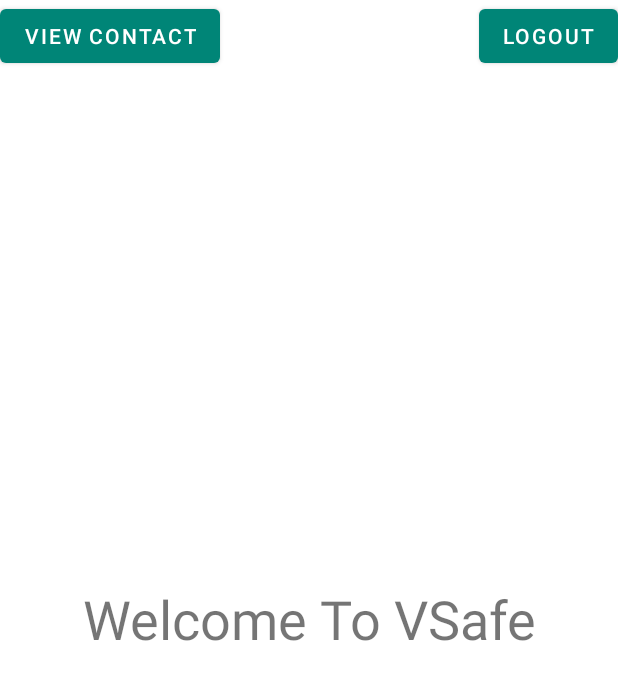
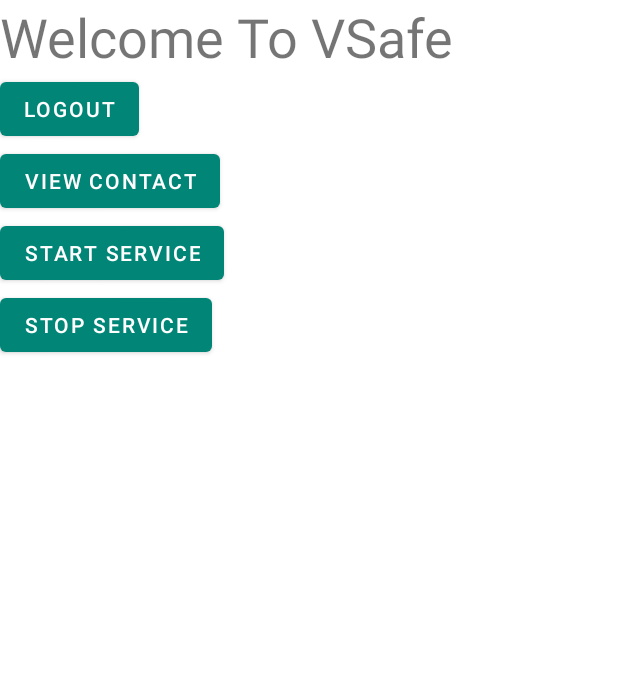
Before and after one commit to niteshjitender/WeSafe, an Android app: the HomeActivity screen opened directly, with no data from a screen before it, on a phone screen of 412 x 824 dp. Shown: the top 680 px of the screen. Run offline under Robolectric (Android 15) with nearby library versions, the phone set to English and light mode, and no system bars.

Commit message:
Notifcation added...

```diff
--- a/app/src/main/AndroidManifest.xml
+++ b/app/src/main/AndroidManifest.xml
@@ -4,8 +4,10 @@
 
     <uses-permission android:name="android.permission.INTERNET" />
     <uses-permission android:name="android.permission.ACCESS_NETWORK_STATE" />
+    <uses-permission android:name="android.permission.FOREGROUND_SERVICE"/>
     <application
         android:allowBackup="true"
+        android:name=".notification_class"
         android:icon="@mipmap/ic_launcher"
         android:label="@string/app_name"
         android:roundIcon="@mipmap/ic_launcher_round"
@@ -31,6 +33,7 @@
                 <category android:name="android.intent.category.DEFAULT" />
             </intent-filter>
         </activity>
+        <service android:name=".weSafeService"/>
     </application>
 
 </manifest>
--- a/app/src/main/res/layout/activity_home.xml
+++ b/app/src/main/res/layout/activity_home.xml
@@ -1,10 +1,11 @@
 <?xml version="1.0" encoding="utf-8"?>
-<androidx.constraintlayout.widget.ConstraintLayout xmlns:android="http://schemas.android.com/apk/res/android"
+<LinearLayout xmlns:android="http://schemas.android.com/apk/res/android"
     xmlns:app="http://schemas.android.com/apk/res-auto"
     xmlns:tools="http://schemas.android.com/tools"
     android:id="@+id/viewAll"
     android:layout_width="match_parent"
     android:layout_height="match_parent"
+    android:orientation="vertical"
     tools:context=".HomeActivity">
 
     <TextView
@@ -34,4 +35,16 @@
         app:layout_constraintStart_toStartOf="parent"
         app:layout_constraintTop_toTopOf="parent" />
 
-</androidx.constraintlayout.widget.ConstraintLayout>
+    <Button
+        android:layout_width="wrap_content"
+        android:layout_height="wrap_content"
+        android:text="Start Service"
+        android:onClick="startService"/>
+
+    <Button
+        android:layout_width="wrap_content"
+        android:layout_height="wrap_content"
+        android:text="Stop Service"
+        android:onClick="stopService"/>
+
+</LinearLayout>
```
Also changed, not shown: app/src/main/java/com/example/wesafe/HomeActivity.java (+12 -0 lines), app/src/main/java/com/example/wesafe/notification_class.java (added, +29 -0 lines), app/src/main/java/com/example/wesafe/weSafeService.java (added, +56 -0 lines), app/src/main/res/drawable/ic_wesafe.xml (added, +10 -0 lines), app/src/main/res/layout/notification_layout.xml (added, +25 -0 lines).
